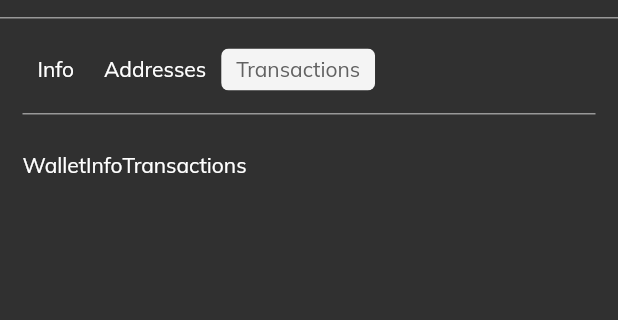
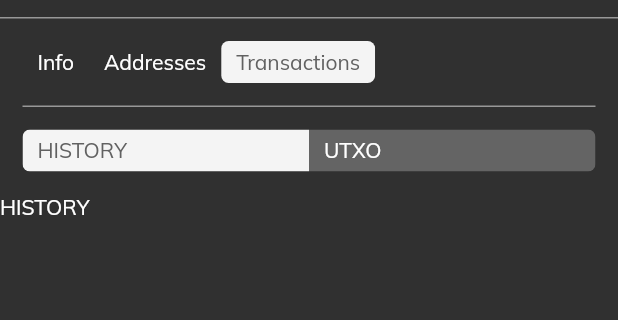
Before and after one commit to cryptoadvance/specter-mobile, a Flutter app: the WalletInfoView screen opened by its route, after a tap on "Addresses", after a tap on "Transactions", on a phone screen of 412 x 824 dp, the part 70-390 px from its top. Run offline on Flutter 3.47's test engine with Material 2 defaults, Android fonts, the phone set to English and light mode, and no system bars; our stand-ins replace flutter_svg, get; missing offline and left inert: dart:ffi.

Commit message:
Addresses tab

```diff
--- a/lib/app/modules/wallets/walletInfo/views/wallet_info_addresses_view.dart
+++ /dev/null
@@ -1,52 +0,0 @@
-import 'package:flutter/material.dart';
-import 'package:get/get.dart';
-import 'package:specter_mobile/app/modules/wallets/walletInfo/controllers/wallet_info_addresses_controller.dart';
-import 'package:specter_mobile/app/widgets/LightTab.dart';
-
-class WalletInfoAddressesView extends GetView<WalletInfoAddressesController> {
-  final WalletInfoAddressesController controller = Get.put(WalletInfoAddressesController());
-
-  @override
-  Widget build(BuildContext context) {
-    return getContent();
-  }
-
-  Widget getContent() {
-    return Obx(() => Container(
-        child: Column(
-            mainAxisAlignment: MainAxisAlignment.start,
-            crossAxisAlignment: CrossAxisAlignment.start,
-            children: [
-              LightTab(
-                view: LightTabView.TOGGLE,
-                tabs: [
-                  LightTabNode('RECEIVE', key: WALLET_INFO_ADDRESSES_TAB.RECEIVE.toString()),
-                  LightTabNode('CHANGE', key: WALLET_INFO_ADDRESSES_TAB.CHANGE.toString())
-                ],
-                tabKey: controller.currentTab.toString(),
-                onSelect: (String key) {
-                  controller.setCurrentTab(key);
-                }
-              ),
-              Expanded(
-                child: Container(
-                  padding: EdgeInsets.only(top: 20),
-                  child: getTabContent()
-                )
-              )
-            ]
-        )
-    ));
-  }
-
-  Widget getTabContent() {
-    switch(controller.currentTab.value) {
-      case WALLET_INFO_ADDRESSES_TAB.RECEIVE: {
-        return Text('RECEIVE');
-      }
-      case WALLET_INFO_ADDRESSES_TAB.CHANGE: {
-        return Text('CHANGE');
-      }
-    }
-  }
-}
--- a/lib/app/modules/wallets/walletInfo/views/wallet_info_view.dart
+++ b/lib/app/modules/wallets/walletInfo/views/wallet_info_view.dart
@@ -3,9 +3,9 @@ import 'package:flutter/material.dart';
 import 'package:flutter_svg/svg.dart';
 
 import 'package:get/get.dart';
-import 'package:specter_mobile/app/modules/wallets/walletInfo/views/wallet_info_addresses_view.dart';
-import 'package:specter_mobile/app/modules/wallets/walletInfo/views/wallet_info_details_view.dart';
-import 'package:specter_mobile/app/modules/wallets/walletInfo/widgets/WalletInfoTransactions.dart';
+import 'package:specter_mobile/app/modules/wallets/walletInfo/widgets/addresses/views/wallet_info_addresses_view.dart';
+import 'package:specter_mobile/app/modules/wallets/walletInfo/widgets/details/wallet_info_details_view.dart';
+import 'package:specter_mobile/app/modules/wallets/walletInfo/widgets/transactions/wallet_info_transactions_view.dart';
 import 'package:specter_mobile/app/widgets/LightTab.dart';
 
 import '../../../../../utils.dart';
@@ -108,13 +108,12 @@ class WalletInfoView extends GetView<WalletInfoController> {
 
   Widget getContent() {
     return Obx(() => Container(
-      padding: EdgeInsets.only(top: 10),
       child: Column(
         mainAxisAlignment: MainAxisAlignment.start,
         crossAxisAlignment: CrossAxisAlignment.start,
         children: [
           Container(
-            padding: EdgeInsets.symmetric(horizontal: 15, vertical: 10),
+            padding: EdgeInsets.symmetric(horizontal: 15),
             child: LightTab(
               tabs: [
                 LightTabNode('Info', key: WALLET_INFO_TAB.INFO.toString()),
@@ -128,10 +127,7 @@ class WalletInfoView extends GetView<WalletInfoController> {
             ),
           ),
           Expanded(
-            child: Container(
-              padding: EdgeInsets.all(15),
-              child: getTabContent()
-            )
+            child: getTabContent()
           )
         ]
       )
@@ -146,7 +142,7 @@ class WalletInfoView extends GetView<WalletInfoController> {
       case WALLET_INFO_TAB.ADDRESSES:
         return WalletInfoAddressesView();
       case WALLET_INFO_TAB.TRANSACTIONS:
-        return WalletInfoTransactions();
+        return WalletInfoTransactionsView();
     }
   }
 }
--- a/lib/app/modules/wallets/walletInfo/widgets/WalletInfoTransactions.dart
+++ /dev/null
@@ -1,8 +0,0 @@
-import 'package:flutter/material.dart';
-
-class WalletInfoTransactions extends StatelessWidget {
-  @override
-  Widget build(BuildContext context) {
-    return Text('WalletInfoTransactions');
-  }
-}
--- a/lib/app/modules/wallets/walletInfo/controllers/wallet_info_addresses_controller.dart
+++ b/lib/app/modules/wallets/walletInfo/widgets/addresses/contollers/wallet_info_addresses_controller.dart
@@ -7,6 +7,8 @@ enum WALLET_INFO_ADDRESSES_TAB {
 
 class WalletInfoAddressesController extends GetxController {
   var currentTab = WALLET_INFO_ADDRESSES_TAB.RECEIVE.obs;
+
+  var items = [1, 2, 3, 4];
 
   @override
   void onInit() {
--- /dev/null
+++ b/lib/app/modules/wallets/walletInfo/widgets/addresses/views/wallet_info_addresses_view.dart
@@ -0,0 +1,66 @@
+import 'package:flutter/material.dart';
+import 'package:get/get.dart';
+import 'package:specter_mobile/app/widgets/LightTab.dart';
+
+import '../contollers/wallet_info_addresses_controller.dart';
+import '../wallet_info_addresses_item.dart';
+
+class WalletInfoAddressesView extends GetView<WalletInfoAddressesController> {
+  final WalletInfoAddressesController controller = Get.put(WalletInfoAddressesController());
+
+  @override
+  Widget build(BuildContext context) {
+    return Container(child: getContent());
+  }
+
+  Widget getContent() {
+    return Obx(() => Container(
+      child: Column(
+        mainAxisAlignment: MainAxisAlignment.start,
+        crossAxisAlignment: CrossAxisAlignment.start,
+        children: [
+          Container(
+            margin: EdgeInsets.only(left: 15, right: 15),
+            child: LightTab(
+              view: LightTabView.TOGGLE,
+              tabs: [
+                LightTabNode('RECEIVE', key: WALLET_INFO_ADDRESSES_TAB.RECEIVE.toString()),
+                LightTabNode('CHANGE', key: WALLET_INFO_ADDRESSES_TAB.CHANGE.toString())
+              ],
+              tabKey: controller.currentTab.toString(),
+              onSelect: (String key) {
+                controller.setCurrentTab(key);
+              }
+            ),
+          ),
+          Expanded(
+            child: Container(
+              padding: EdgeInsets.only(top: 0),
+              child: getTabContent()
+            )
+          )
+        ]
+      )
+    ));
+  }
+
+  Widget getTabContent() {
+    /*switch(controller.currentTab.value) {
+      case WALLET_INFO_ADDRESSES_TAB.RECEIVE: {
+        return Text('RECEIVE');
+      }
+      case WALLET_INFO_ADDRESSES_TAB.CHANGE: {
+        return Text('CHANGE');
+      }
+    }*/
+    return  ListView.builder(
+      itemCount: controller.items.length,
+      itemBuilder: (context, index) {
+        return Container(
+          margin: EdgeInsets.only(top: (index == 0)?0:10, left: 15, right: 15),
+          child: WalletInfoAddressesItem()
+        );
+      }
+    );
+  }
+}
--- /dev/null
+++ b/lib/app/modules/wallets/walletInfo/widgets/addresses/wallet_info_addresses_item.dart
@@ -0,0 +1,81 @@
+import 'package:flutter/cupertino.dart';
+import 'package:flutter/material.dart';
+
+class WalletInfoAddressesItem extends StatelessWidget {
+  @override
+  Widget build(BuildContext context) {
+    return InkWell(
+      onTap: openItem,
+      child: Container(
+        decoration: BoxDecoration(
+          color: Colors.blueGrey.withOpacity(0.85),
+          borderRadius: BorderRadius.all(Radius.circular(10))
+        ),
+        padding: EdgeInsets.symmetric(horizontal: 15, vertical: 15),
+        child: getContent()
+      )
+    );
+  }
+
+  Widget getContent() {
+    return Row(
+      children: [
+        Expanded(
+          child: Column(
+            mainAxisAlignment: MainAxisAlignment.start,
+            crossAxisAlignment: CrossAxisAlignment.start,
+            children: [
+              Container(
+                child: getTopPanel()
+              ),
+              Container(
+                margin: EdgeInsets.only(top: 5),
+                child: getBottomPanel()
+              )
+            ]
+          ),
+        ),
+        Container(
+          child: getRightArrow()
+        )
+      ]
+    );
+  }
+
+  Widget getTopPanel() {
+    TextStyle style = TextStyle(color: Colors.white);
+    return Row(
+      children: [
+        Container(
+          child: Text('#0', style: style)
+        ),
+        Expanded(
+          child: Container(
+            margin: EdgeInsets.only(left: 10, right: 10),
+            child: Text('title', style: style)
+          ),
+        ),
+        Container(
+          child: Text('0 BTC', style: style)
+        )
+      ]
+    );
+  }
+
+  Widget getBottomPanel() {
+    TextStyle style = TextStyle(color: Colors.white);
+    return Container(
+      child: Text('key...', style: style)
+    );
+  }
+
+  Widget getRightArrow() {
+    return Container(
+      margin: EdgeInsets.only(left: 10),
+      child: Icon(CupertinoIcons.right_chevron)
+    );
+  }
+
+  void openItem() {
+  }
+}
--- a/lib/app/modules/wallets/walletInfo/views/wallet_info_details_view.dart
+++ b/lib/app/modules/wallets/walletInfo/widgets/details/wallet_info_details_view.dart
@@ -1,6 +1,6 @@
 import 'package:flutter/material.dart';
 import 'package:get/get.dart';
-import 'package:specter_mobile/app/modules/wallets/walletInfo/controllers/wallet_info_details_controller.dart';
+import 'package:specter_mobile/app/modules/wallets/walletInfo/widgets/details/wallet_info_details_controller.dart';
 
 class WalletInfoDetailsView extends GetView<WalletInfoDetailsController> {
   final WalletInfoDetailsController controller = Get.put(WalletInfoDetailsController());
@@ -15,8 +15,11 @@ class WalletInfoDetailsView extends GetView<WalletInfoDetailsController> {
       ));
     });
 
-    return Column(
-      children: rows
+    return Container(
+      padding: EdgeInsets.only(top: 15, left: 15, right: 15),
+      child: Column(
+        children: rows
+      ),
     );
   }
 }
--- /dev/null
+++ b/lib/app/modules/wallets/walletInfo/widgets/transactions/wallet_info_transactions_controller.dart
@@ -0,0 +1,35 @@
+import 'package:get/get.dart';
+
+enum WALLET_INFO_TRANSACTIONS_TAB {
+  HISTORY,
+  UTXO
+}
+
+class WalletInfoTransactionsController extends GetxController {
+  var currentTab = WALLET_INFO_TRANSACTIONS_TAB.HISTORY.obs;
+
+  @override
+  void onInit() {
+    super.onInit();
+  }
+
+  @override
+  void onReady() {
+    super.onReady();
+  }
+
+  @override
+  void onClose() {}
+
+  void setCurrentTab(String key) {
+    var val = getTabKey(key);
+    currentTab.value = val!;
+  }
+
+  WALLET_INFO_TRANSACTIONS_TAB? getTabKey(String key) {
+    switch(key) {
+      case 'WALLET_INFO_TRANSACTIONS_TAB.HISTORY': return WALLET_INFO_TRANSACTIONS_TAB.HISTORY;
+      case 'WALLET_INFO_TRANSACTIONS_TAB.UTXO': return WALLET_INFO_TRANSACTIONS_TAB.UTXO;
+    }
+  }
+}
--- /dev/null
+++ b/lib/app/modules/wallets/walletInfo/widgets/transactions/wallet_info_transactions_view.dart
@@ -0,0 +1,57 @@
+import 'package:flutter/material.dart';
+import 'package:get/get.dart';
+import 'package:specter_mobile/app/modules/wallets/walletInfo/widgets/transactions/wallet_info_transactions_controller.dart';
+import 'package:specter_mobile/app/widgets/LightTab.dart';
+
+
+
+class WalletInfoTransactionsView extends GetView<WalletInfoTransactionsController> {
+  final WalletInfoTransactionsController controller = Get.put(WalletInfoTransactionsController());
+
+  @override
+  Widget build(BuildContext context) {
+    return Container(child: getContent());
+  }
+
+  Widget getContent() {
+    return Obx(() => Container(
+      child: Column(
+        mainAxisAlignment: MainAxisAlignment.start,
+        crossAxisAlignment: CrossAxisAlignment.start,
+        children: [
+          Container(
+            margin: EdgeInsets.only(left: 15, right: 15),
+            child: LightTab(
+              view: LightTabView.TOGGLE,
+              tabs: [
+                LightTabNode('HISTORY', key: WALLET_INFO_TRANSACTIONS_TAB.HISTORY.toString()),
+                LightTabNode('UTXO', key: WALLET_INFO_TRANSACTIONS_TAB.UTXO.toString())
+              ],
+              tabKey: controller.currentTab.toString(),
+              onSelect: (String key) {
+                controller.setCurrentTab(key);
+              }
+            ),
+          ),
+          Expanded(
+            child: Container(
+              padding: EdgeInsets.only(top: 0),
+              child: getTabContent()
+            )
+          )
+        ]
+      )
+    ));
+  }
+
+  Widget getTabContent() {
+    switch(controller.currentTab.value) {
+      case WALLET_INFO_TRANSACTIONS_TAB.HISTORY: {
+        return Text('HISTORY');
+      }
+      case WALLET_INFO_TRANSACTIONS_TAB.UTXO: {
+        return Text('UTXO');
+      }
+    }
+  }
+}
--- a/lib/app/widgets/LightTab.dart
+++ b/lib/app/widgets/LightTab.dart
@@ -51,7 +51,7 @@ class LightTab extends StatelessWidget {
     return Container(
       width: double.infinity,
       padding: EdgeInsets.only(
-        bottom: (view == LightTabView.TABS)?15:0
+        bottom: (view == LightTabView.TABS)?0:0
       ),
       decoration: BoxDecoration(
         border: Border(
@@ -85,10 +85,17 @@ class LightTabItemTabView extends StatelessWidget {
 
   @override
   Widget build(BuildContext context) {
-    return InkWell(
+    return Material(
+      color: Colors.transparent,
+      child: InkWell(
         onTap: () {
           onSelect(item.key);
         },
+        highlightColor: Colors.transparent,
+        hoverColor: Colors.transparent,
+        splashColor: Colors.transparent,
+        child: Container(
+          padding: EdgeInsets.symmetric(vertical: 15),
           child: ClipRRect(
             borderRadius: BorderRadius.all(Radius.circular(5)),
             child: Container(
@@ -98,7 +105,9 @@ class LightTabItemTabView extends StatelessWidget {
               padding: EdgeInsets.symmetric(horizontal: 10, vertical: 5),
               child: Text(item.title, style: TextStyle(color: isActive?Colors.grey[700]:Colors.white))
             )
+          ),
         )
+      ),
     );
   }
 }
@@ -120,10 +129,17 @@ class LightTabItemToggleView extends StatelessWidget {
   Widget build(BuildContext context) {
     Radius radius = Radius.circular(5);
 
-    return InkWell(
+    return Material(
+      color: Colors.transparent,
+      child: InkWell(
         onTap: () {
           onSelect(item.key);
         },
+        highlightColor: Colors.transparent,
+        hoverColor: Colors.transparent,
+        splashColor: Colors.transparent,
+        child: Container(
+          padding: EdgeInsets.symmetric(vertical: 15),
           child: ClipRRect(
             borderRadius: BorderRadius.only(
               topLeft: isFirst?radius:Radius.zero,
@@ -138,7 +154,9 @@ class LightTabItemToggleView extends StatelessWidget {
               padding: EdgeInsets.symmetric(horizontal: 10, vertical: 5),
               child: Text(item.title, style: TextStyle(color: isActive?Colors.grey[700]:Colors.white))
             )
+          ),
         )
+      ),
     );
   }
 }
```
Also changed, not shown: lib/app/modules/wallets/walletInfo/widgets/details/wallet_info_details_controller.dart (renamed from lib/app/modules/wallets/walletInfo/controllers/wallet_info_details_controller.dart). Lines whose indentation alone changed are shown as unchanged.
